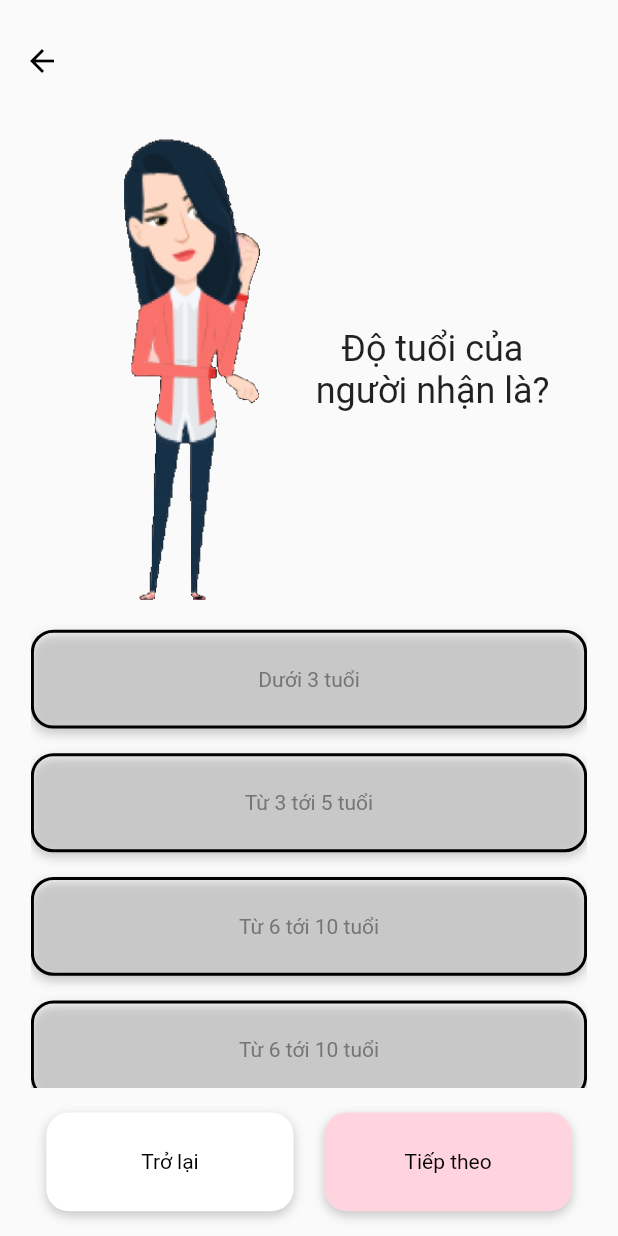
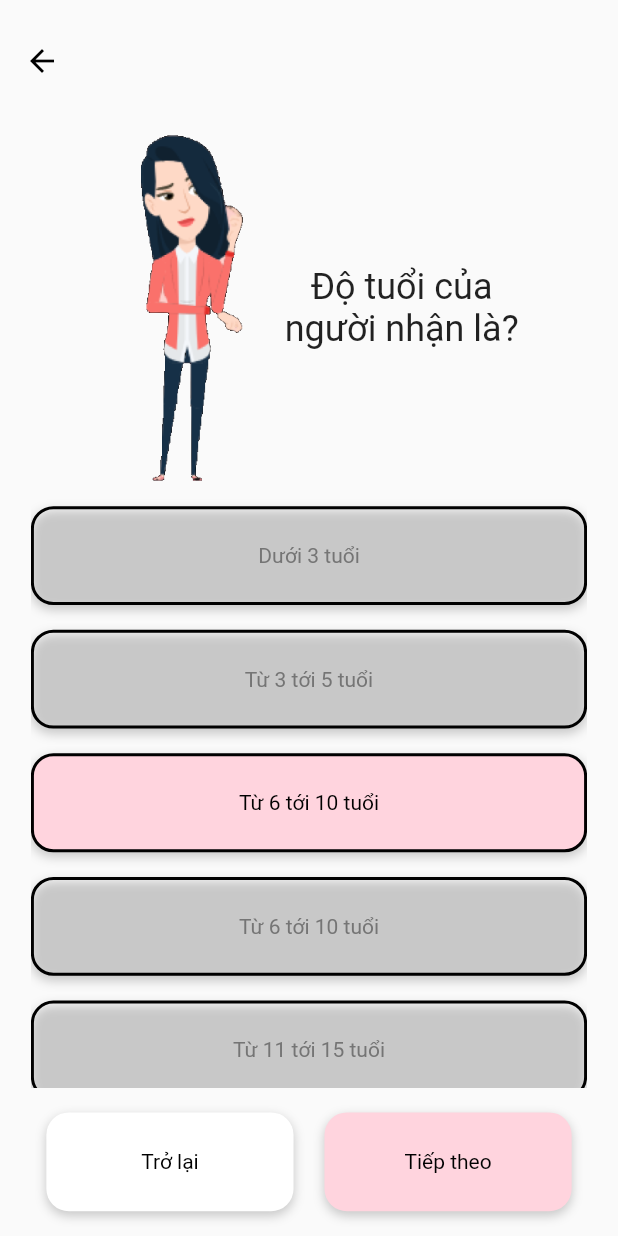
Before and after one commit to phuc1710/ui_giftshop, a Flutter app: the GiftFindingByAgeView screen opened directly, on a phone screen of 412 x 824 dp. Run offline on Flutter 3.47's test engine with Material 2 defaults, Android fonts, the phone set to English and light mode, and no system bars; our stand-ins replace smooth_page_indicator.

Commit message:
style: reduce image size for bigger scrollview and add default selection

```diff
--- a/lib/src/presentation/gift_finding/view/gift_finding_by_age_view.dart
+++ b/lib/src/presentation/gift_finding/view/gift_finding_by_age_view.dart
@@ -10,7 +10,7 @@
 }
 
 class _GiftFindingByAgeViewState extends State<GiftFindingByAgeView> {
-  int selectedIndex = -1;
+  int selectedIndex = 2;
   List<String> ageRanges = [
     'Dưới 3 tuổi',
     'Từ 3 tới 5 tuổi',
@@ -45,8 +45,8 @@
                 mainAxisAlignment: MainAxisAlignment.center,
                 children: [
                   SizedBox(
-                    width: MediaQuery.of(context).size.width * 0.4,
-                    height: MediaQuery.of(context).size.height * 0.4,
+                    width: MediaQuery.of(context).size.width * 0.3,
+                    height: MediaQuery.of(context).size.height * 0.3,
                     child: FittedBox(
                       child: Image.asset('assets/images/gift_finder_0.png'),
                     ),
```
